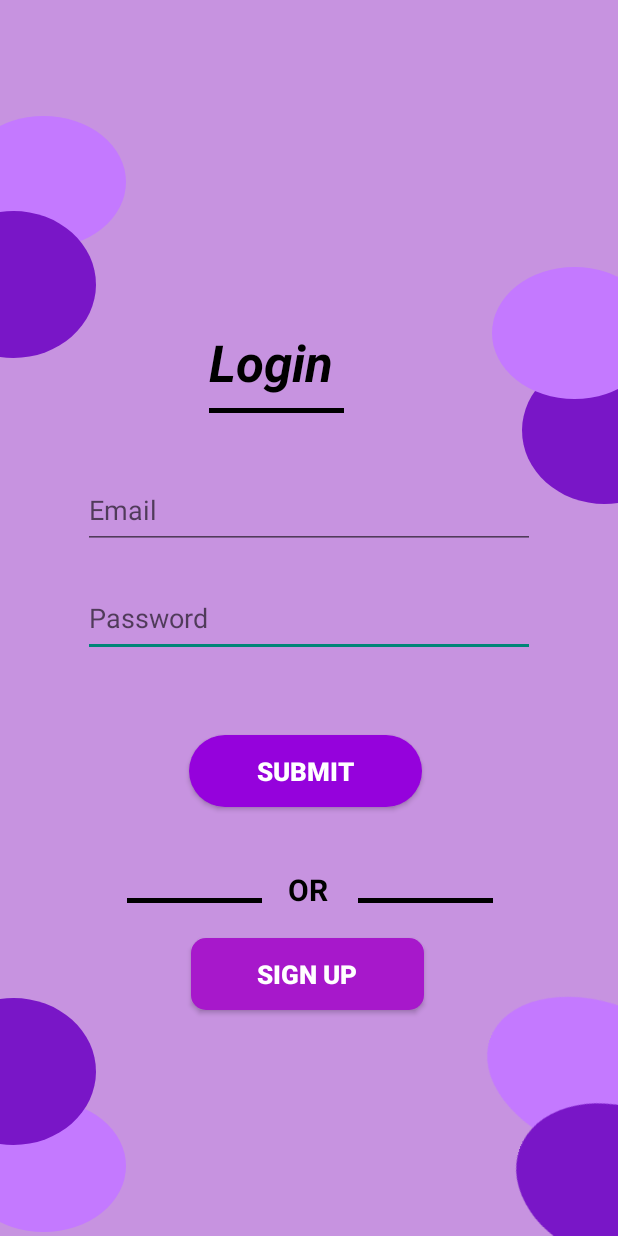
After one commit to ankit20027/EventHUB, an Android app: the layout activity_login.xml on its own in the app's theme, with its tools: preview values and no code run, on a phone screen of 412 x 824 dp. The commit adds this screen. Run offline under Robolectric (Android 15) with nearby library versions, the phone set to English and light mode, and no system bars.

Commit message:
Updated codebase

```diff
--- a/app/build.gradle
+++ b/app/build.gradle
@@ -36,6 +36,7 @@ dependencies {
     implementation 'com.google.android.material:material:1.8.0'
     implementation 'androidx.constraintlayout:constraintlayout:2.1.4'
     implementation 'com.google.firebase:firebase-auth:21.0.3'
+    implementation 'com.google.firebase:firebase-database:20.0.4'
     testImplementation 'junit:junit:4.13.2'
     androidTestImplementation 'androidx.test.ext:junit:1.1.5'
     androidTestImplementation 'androidx.test.espresso:espresso-core:3.5.1'
--- /dev/null
+++ b/app/src/main/res/layout/activity_login.xml
@@ -0,0 +1,251 @@
+<?xml version="1.0" encoding="utf-8"?>
+<androidx.constraintlayout.widget.ConstraintLayout xmlns:android="http://schemas.android.com/apk/res/android"
+    xmlns:app="http://schemas.android.com/apk/res-auto"
+    xmlns:tools="http://schemas.android.com/tools"
+    android:layout_width="match_parent"
+    android:layout_height="match_parent"
+    android:background="@color/MainActivity"
+    tools:context=".MainActivity">
+
+    <androidx.appcompat.widget.AppCompatButton
+        android:id="@+id/submitButton"
+        android:layout_width="155dp"
+        android:layout_height="48dp"
+        android:layout_marginTop="260sp"
+        android:background="@drawable/round_button2"
+        android:text="SUBMIT"
+        android:textAllCaps="false"
+        android:textColor="@color/white"
+        android:textSize="17sp"
+        android:textStyle="bold"
+        app:layout_constraintBottom_toBottomOf="parent"
+        app:layout_constraintEnd_toEndOf="parent"
+        app:layout_constraintHorizontal_bias="0.490"
+        app:layout_constraintStart_toStartOf="parent"
+        app:layout_constraintTop_toTopOf="parent"
+        app:layout_constraintVertical_bias="0.446" />
+
+    <EditText
+        android:id="@+id/passwordText"
+        android:layout_width="301dp"
+        android:layout_height="51dp"
+        android:ems="10"
+        android:inputType="textPassword"
+        android:hint="Password"
+        app:layout_constraintBottom_toBottomOf="parent"
+        app:layout_constraintEnd_toEndOf="parent"
+        app:layout_constraintStart_toStartOf="parent"
+        app:layout_constraintTop_toTopOf="parent" />
+
+    <TextView
+        android:id="@+id/textView"
+        android:layout_width="wrap_content"
+        android:layout_height="wrap_content"
+        android:text="@string/OR"
+        android:textColor="@color/black"
+        android:textSize="20sp"
+        android:textStyle="bold"
+        app:layout_constraintBottom_toBottomOf="parent"
+        app:layout_constraintEnd_toEndOf="parent"
+        app:layout_constraintHorizontal_bias="0.498"
+        app:layout_constraintStart_toStartOf="parent"
+        app:layout_constraintTop_toTopOf="parent"
+        app:layout_constraintVertical_bias="0.727" />
+
+    <View
+        android:id="@+id/view"
+        android:layout_width="90dp"
+        android:layout_height="3dp"
+        android:layout_marginStart="-435dp"
+        android:layout_marginTop="30dp"
+        android:background="@color/black"
+        app:layout_constraintBottom_toBottomOf="parent"
+        app:layout_constraintEnd_toEndOf="parent"
+        app:layout_constraintHorizontal_bias="0.687"
+        app:layout_constraintStart_toStartOf="parent"
+        app:layout_constraintTop_toTopOf="parent"
+        app:layout_constraintVertical_bias="0.719" />
+
+    <View
+        android:id="@+id/view2"
+        android:layout_width="90dp"
+        android:layout_height="3dp"
+        android:layout_marginStart="55dp"
+        android:layout_marginTop="30dp"
+        android:background="@color/black"
+        app:layout_constraintBottom_toBottomOf="parent"
+        app:layout_constraintEnd_toEndOf="parent"
+        app:layout_constraintHorizontal_bias="0.687"
+        app:layout_constraintStart_toStartOf="parent"
+        app:layout_constraintTop_toTopOf="parent"
+        app:layout_constraintVertical_bias="0.719" />
+
+    <androidx.appcompat.widget.AppCompatButton
+        android:id="@+id/signup"
+        android:layout_width="155dp"
+        android:layout_height="48dp"
+        android:layout_marginTop="260sp"
+        android:background="@drawable/round_button"
+        android:text="Sign up"
+        android:textAllCaps="true"
+        android:textColor="@color/white"
+        android:textSize="17sp"
+        android:textStyle="bold"
+        app:layout_constraintBottom_toBottomOf="parent"
+        app:layout_constraintEnd_toEndOf="parent"
+        app:layout_constraintHorizontal_bias="0.497"
+        app:layout_constraintStart_toStartOf="parent"
+        app:layout_constraintTop_toTopOf="parent"
+        app:layout_constraintVertical_bias="0.708"></androidx.appcompat.widget.AppCompatButton>
+
+    <RelativeLayout
+        android:layout_width="wrap_content"
+        android:layout_height="wrap_content"
+        android:background="@drawable/ellipse_2"
+        app:layout_constraintBottom_toBottomOf="parent"
+        app:layout_constraintEnd_toEndOf="parent"
+        app:layout_constraintHorizontal_bias="0.0"
+        app:layout_constraintStart_toStartOf="parent"
+        app:layout_constraintTop_toTopOf="parent"
+        app:layout_constraintVertical_bias="0.996">
+    </RelativeLayout>
+
+    <RelativeLayout
+        android:layout_width="wrap_content"
+        android:layout_height="wrap_content"
+        android:background="@drawable/ellipse_1"
+        app:layout_constraintBottom_toBottomOf="parent"
+        app:layout_constraintEnd_toEndOf="parent"
+        app:layout_constraintHorizontal_bias="0.0"
+        app:layout_constraintStart_toStartOf="parent"
+        app:layout_constraintTop_toTopOf="parent"
+        app:layout_constraintVertical_bias="0.916">
+
+    </RelativeLayout>
+
+    <RelativeLayout
+        android:layout_width="wrap_content"
+        android:layout_height="wrap_content"
+        android:background="@drawable/ellipse_1"
+        android:rotation="180"
+        app:layout_constraintBottom_toBottomOf="parent"
+        app:layout_constraintEnd_toEndOf="parent"
+        app:layout_constraintHorizontal_bias="1.0"
+        app:layout_constraintStart_toStartOf="parent"
+
+        app:layout_constraintTop_toTopOf="parent"
+        app:layout_constraintVertical_bias="0.328">
+
+    </RelativeLayout>
+    <RelativeLayout
+        android:layout_width="wrap_content"
+        android:layout_height="wrap_content"
+        android:background="@drawable/ellipse_2"
+        android:rotation="180"
+        app:layout_constraintBottom_toBottomOf="parent"
+        app:layout_constraintEnd_toEndOf="parent"
+
+        app:layout_constraintHorizontal_bias="1.0"
+        app:layout_constraintStart_toStartOf="parent"
+        app:layout_constraintTop_toTopOf="parent"
+        app:layout_constraintVertical_bias="0.242">
+
+    </RelativeLayout>
+
+    <RelativeLayout
+        android:layout_width="wrap_content"
+        android:layout_height="wrap_content"
+        android:background="@drawable/ellipse_2"
+        app:layout_constraintBottom_toBottomOf="parent"
+        app:layout_constraintEnd_toEndOf="parent"
+        app:layout_constraintHorizontal_bias="0.0"
+        app:layout_constraintStart_toStartOf="parent"
+
+        app:layout_constraintTop_toTopOf="parent"
+        app:layout_constraintVertical_bias="0.105">
+
+    </RelativeLayout>
+
+    <RelativeLayout
+        android:layout_width="wrap_content"
+        android:layout_height="wrap_content"
+        android:background="@drawable/ellipse_1"
+        app:layout_constraintBottom_toBottomOf="parent"
+        app:layout_constraintEnd_toEndOf="parent"
+        app:layout_constraintHorizontal_bias="0.0"
+        app:layout_constraintStart_toStartOf="parent"
+
+        app:layout_constraintTop_toTopOf="parent"
+        app:layout_constraintVertical_bias="0.194">
+
+    </RelativeLayout>
+    <RelativeLayout
+        android:layout_width="115dp"
+        android:layout_height="100dp"
+        android:background="@drawable/ellipse_2"
+        android:rotation="200"
+        app:layout_constraintBottom_toBottomOf="parent"
+        app:layout_constraintEnd_toEndOf="parent"
+        app:layout_constraintHorizontal_bias="1.09"
+        app:layout_constraintStart_toStartOf="parent"
+
+        app:layout_constraintTop_toTopOf="parent"
+        app:layout_constraintVertical_bias="0.914">
+
+    </RelativeLayout>
+    <RelativeLayout
+        android:layout_width="81dp"
+        android:layout_height="103dp"
+        android:background="@drawable/ellipse_1"
+        android:rotation="200"
+        app:layout_constraintBottom_toBottomOf="parent"
+        app:layout_constraintEnd_toEndOf="parent"
+        app:layout_constraintHorizontal_bias="1.04"
+
+        app:layout_constraintStart_toStartOf="parent"
+        app:layout_constraintTop_toTopOf="parent"
+        app:layout_constraintVertical_bias="1.01">
+    </RelativeLayout>
+
+    <TextView
+        android:id="@+id/Logintext"
+        android:layout_width="99dp"
+        android:layout_height="51dp"
+        android:text="Login"
+        android:textColor="@color/black"
+        android:textSize="34sp"
+        android:textStyle="bold|italic"
+        app:layout_constraintBottom_toBottomOf="parent"
+        app:layout_constraintEnd_toEndOf="parent"
+        app:layout_constraintHorizontal_bias="0.445"
+        app:layout_constraintStart_toStartOf="parent"
+        app:layout_constraintTop_toTopOf="parent"
+        app:layout_constraintVertical_bias="0.283" />
+
+    <View
+        android:layout_width="90dp"
+        android:layout_height="3dp"
+        android:layout_marginStart="55dp"
+        android:layout_marginTop="30dp"
+        android:background="@color/black"
+        app:layout_constraintBottom_toBottomOf="parent"
+        app:layout_constraintEnd_toEndOf="parent"
+        app:layout_constraintHorizontal_bias="0.315"
+        app:layout_constraintStart_toStartOf="parent"
+        app:layout_constraintTop_toTopOf="parent"
+        app:layout_constraintVertical_bias="0.306" />
+
+    <EditText
+        android:id="@+id/emailText"
+        android:layout_width="301dp"
+        android:layout_height="51dp"
+        android:ems="10"
+        android:inputType="textPersonName"
+        android:hint="Email"
+        app:layout_constraintBottom_toBottomOf="parent"
+        app:layout_constraintEnd_toEndOf="parent"
+        app:layout_constraintStart_toStartOf="parent"
+        app:layout_constraintTop_toTopOf="parent"
+        app:layout_constraintVertical_bias="0.407" />
+
+</androidx.constraintlayout.widget.ConstraintLayout>
--- a/app/src/main/res/layout/activity_3.xml
+++ b/app/src/main/res/layout/activity_register.xml
@@ -13,7 +13,7 @@
         android:layout_height="51dp"
         android:ems="10"
         android:hint="Confirm Password"
-        android:inputType="textPersonName"
+        android:inputType="textPassword"
         android:textColorHint="#4A148C"
         app:layout_constraintBottom_toBottomOf="parent"
         app:layout_constraintEnd_toEndOf="parent"
@@ -42,7 +42,7 @@
         android:layout_height="51dp"
         android:ems="10"
         android:hint="Password"
-        android:inputType="textPersonName"
+        android:inputType="textPassword"
         android:textColorHint="#4A148C"
         app:layout_constraintBottom_toBottomOf="parent"
         app:layout_constraintEnd_toEndOf="parent"
```
Also changed, not shown: app/src/main/AndroidManifest.xml (+8 -2 lines), app/src/main/java/com/example/eventhub/Club.java (added, +29 -0 lines), app/src/main/java/com/example/eventhub/CoordLoginActivity.java (added, +45 -0 lines), app/src/main/java/com/example/eventhub/Event.java (added, +54 -0 lines), app/src/main/java/com/example/eventhub/LoginActivity.java (renamed from app/src/main/java/com/example/eventhub/Activity2.java, +6 -5 lines), app/src/main/java/com/example/eventhub/MainActivity.java (+16 -4 lines), app/src/main/java/com/example/eventhub/RegisterActivity.java (renamed from app/src/main/java/com/example/eventhub/Activity3.java, +10 -8 lines), app/src/main/java/com/example/eventhub/RegisterEventActivity.java (added, +15 -0 lines), app/src/main/res/layout/activity_coord_login.xml (renamed from app/src/main/res/layout/activity_2.xml, +2 -62 lines), app/src/main/res/layout/activity_register_event.xml (added, +18 -0 lines).
